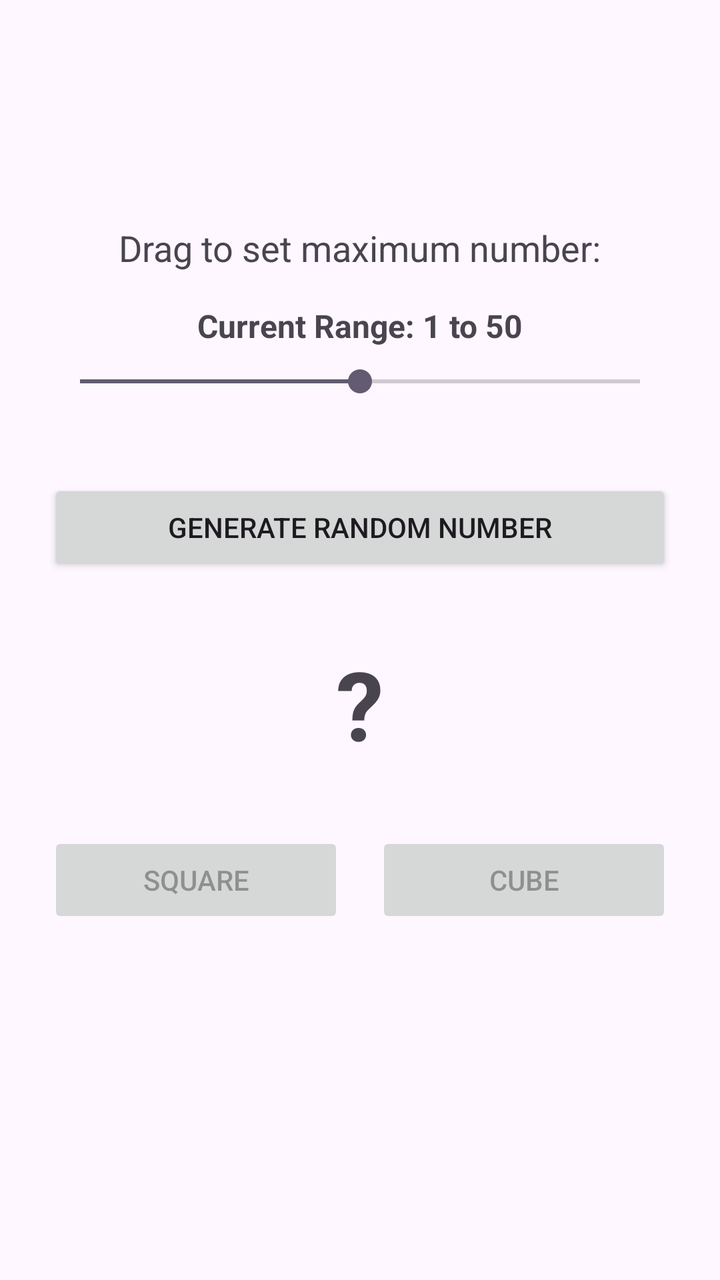
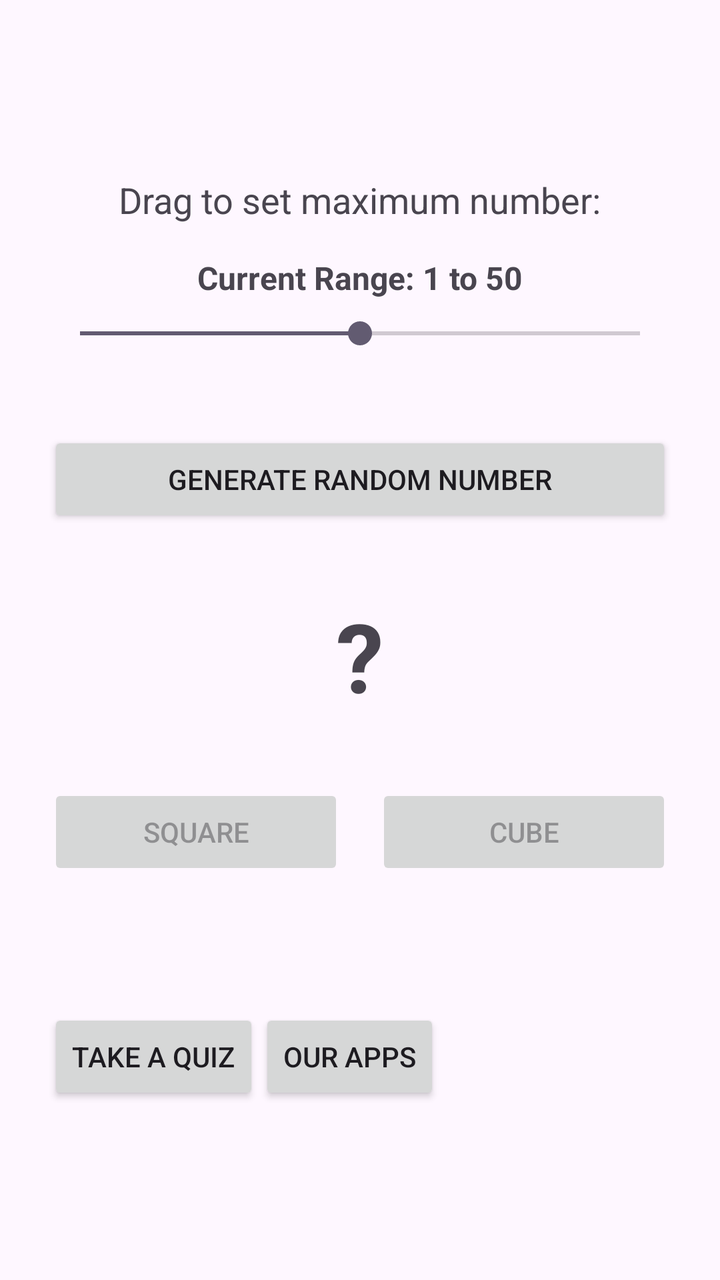

The first picture is an Android layout as it rendered before a commit; the second is the same layout after the commit. The layout source and the unified diff follow.
<!-- AndroidManifest.xml: application theme Theme.SCPractice -->
<!-- res/layout/activity_main.xml -->
<?xml version="1.0" encoding="utf-8"?>
<LinearLayout xmlns:android="http://schemas.android.com/apk/res/android"
    xmlns:tools="http://schemas.android.com/tools"
    android:id="@+id/main"
    android:layout_width="match_parent"
    android:layout_height="match_parent"
    android:gravity="center"
    android:orientation="vertical"
    android:padding="24dp"
    tools:context=".MainActivity">

    <TextView
        android:layout_width="wrap_content"
        android:layout_height="wrap_content"
        android:layout_marginBottom="16dp"
        android:text="Drag to set maximum number:"
        android:textSize="18sp" />

    <TextView
        android:id="@+id/tvRangeLabel"
        android:layout_width="wrap_content"
        android:layout_height="wrap_content"
        android:layout_marginBottom="8dp"
        android:text="Current Range: 1 to 50"
        android:textSize="16sp"
        android:textStyle="bold" />

    
    <SeekBar
        android:id="@+id/seekBarMax"
        android:layout_width="match_parent"
        android:layout_height="wrap_content"
        android:layout_marginBottom="24dp"
        android:max="100"
        android:progress="50" />

    <androidx.appcompat.widget.AppCompatButton
        android:id="@+id/btnGenerate"
        android:layout_width="match_parent"
        android:layout_height="wrap_content"
        android:layout_marginTop="16dp"
        android:text="Generate Random Number" />

    <TextView
        android:id="@+id/tvRandomNumber"
        android:layout_width="wrap_content"
        android:layout_height="wrap_content"
        android:layout_marginTop="32dp"
        android:layout_marginBottom="32dp"
        android:text="?"
        android:textSize="48sp"
        android:textStyle="bold" />

    <LinearLayout
        android:layout_width="match_parent"
        android:layout_height="wrap_content"
        android:gravity="center"
        android:orientation="horizontal">

        <androidx.appcompat.widget.AppCompatButton
            android:id="@+id/btnSquare"
            android:layout_width="0dp"
            android:layout_height="wrap_content"
            android:layout_marginEnd="8dp"
            android:layout_weight="1"
            android:enabled="false"
            android:text="Square" />

        <androidx.appcompat.widget.AppCompatButton
            android:id="@+id/btnCube"
            android:layout_width="0dp"
            android:layout_height="wrap_content"
            android:layout_marginStart="8dp"
            android:layout_weight="1"
            android:enabled="false"
            android:text="Cube" />
    </LinearLayout>

    <TextView
        android:id="@+id/tvResult"
        android:layout_width="wrap_content"
        android:layout_height="wrap_content"
        android:layout_marginTop="32dp"
        android:text=""
        android:textAlignment="center"
        android:textColor="#FF0000"
        android:textSize="24sp" />

</LinearLayout>
<!-- resources referenced by this layout -->
<resources>
  <style name="Theme.SCPractice" parent="Base.Theme.SCPractice" />
  <style name="Base.Theme.SCPractice" parent="Theme.Material3.DayNight.NoActionBar">
          
          
      </style>
</resources>

<!-- the commit's change to res/layout/activity_main.xml (unified diff, before → after) -->
@@ -86,4 +86,22 @@
         android:textColor="#FF0000"
         android:textSize="24sp" />
 
+    <LinearLayout
+        android:layout_width="match_parent"
+        android:layout_height="wrap_content">
+
+        <androidx.appcompat.widget.AppCompatButton
+            android:id="@+id/btnQuiz"
+            android:layout_width="wrap_content"
+            android:layout_height="wrap_content"
+            android:text="take a Quiz" />
+
+        <androidx.appcompat.widget.AppCompatButton
+            android:id="@+id/btnOnlineQuiz"
+            android:layout_width="wrap_content"
+            android:layout_height="wrap_content"
+            android:text="Our Apps" />
+
+    </LinearLayout>
+
 </LinearLayout>
